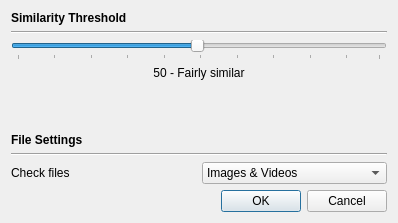
Before: the Qt Designer form preferences.ui in garfunkel/SameDifference, drawn with Qt 5.
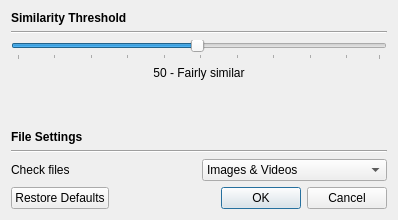
After: the same form once the commit is applied.

The edit to the form file:
```diff
--- a/preferences.ui
+++ b/preferences.ui
@@ -10,7 +10,7 @@
     <x>0</x>
     <y>0</y>
     <width>398</width>
-    <height>223</height>
+    <height>220</height>
    </rect>
   </property>
   <property name="sizePolicy">
@@ -68,7 +68,7 @@
       <enum>Qt::Horizontal</enum>
      </property>
      <property name="standardButtons">
-      <set>QDialogButtonBox::Cancel|QDialogButtonBox::Ok</set>
+      <set>QDialogButtonBox::Cancel|QDialogButtonBox::Ok|QDialogButtonBox::RestoreDefaults</set>
      </property>
     </widget>
    </item>
```
Left out of the diff: 111 changed lines with no effect on the pictures.
